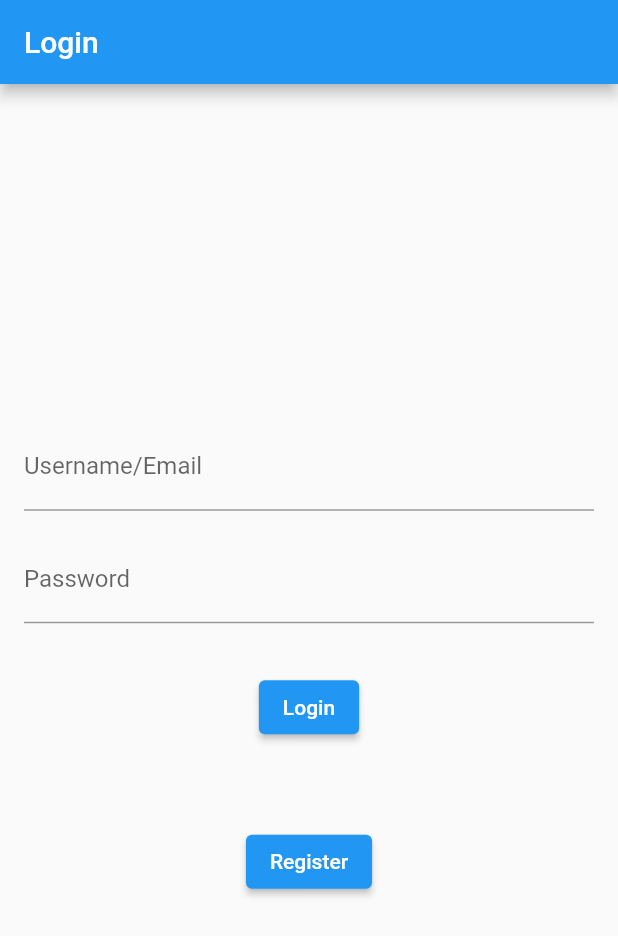
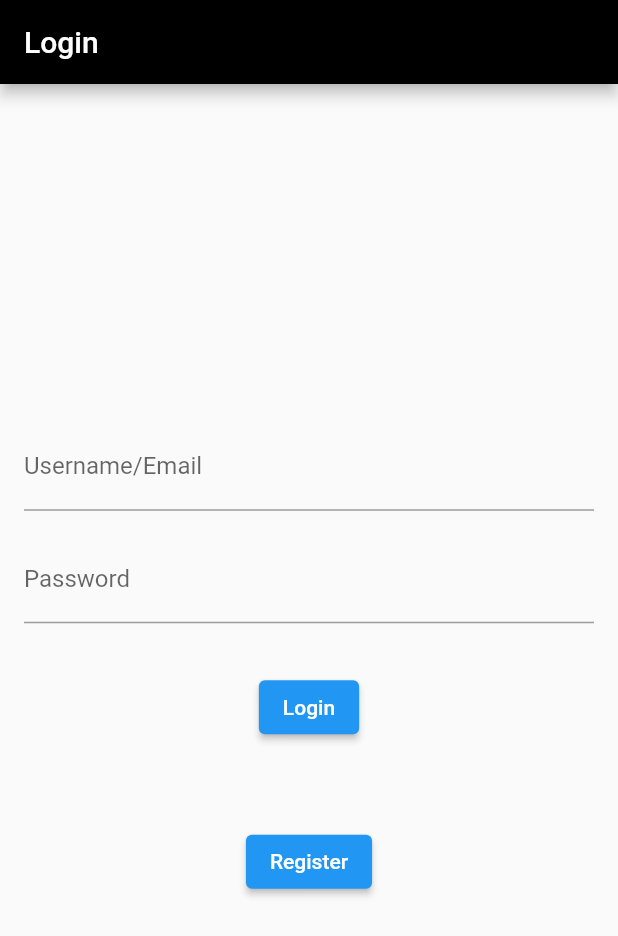
Before and after one commit to balzamas/waatea2, a Flutter app: the screen it shows after launch, after a tap on "Login", on a phone screen of 412 x 824 dp. Shown: the top 936 px of the screen. Run offline on Flutter 3.47's test engine with Material 2 defaults, Android fonts, the phone set to English and light mode, and no system bars; our stand-ins replace shared_preferences.

Commit message:
Color changes

```diff
--- a/client/waatea2_client/lib/globals.dart
+++ b/client/waatea2_client/lib/globals.dart
@@ -1,5 +1,5 @@
-const String URL_PREFIX = "http://localhost:8000";
-//const String URL_PREFIX = "https://new.waatea.vip";
+//const String URL_PREFIX = "http://localhost:8000";
+const String URL_PREFIX = "https://new.waatea.vip";
 late int playerId;
 late String seasonID;
 late String clubId;
--- a/client/waatea2_client/lib/main.dart
+++ b/client/waatea2_client/lib/main.dart
@@ -1,7 +1,6 @@
 import 'package:flutter/material.dart';
 
 import './screens/login.dart';
-import './screens/signup.dart';
 
 void main() => runApp(App());
 
@@ -10,6 +9,11 @@ class App extends StatelessWidget {
   Widget build(BuildContext context) {
     return MaterialApp(
       title: 'Waatea 2',
+      theme: ThemeData(
+        primarySwatch: Colors.blue,
+        appBarTheme: AppBarTheme(
+            iconTheme: IconThemeData(color: Colors.black), color: Colors.black),
+      ),
       initialRoute: '/',
       routes: {
         '/': (context) => LoginScreen(),
--- a/client/waatea2_client/lib/screens/login.dart
+++ b/client/waatea2_client/lib/screens/login.dart
@@ -74,8 +74,8 @@ class _LoginScreenState extends State<LoginScreen> {
           int userid = json.decode(response2.body)[0]['pk'];
 
           final response_currentseason = await http.get(
-              Uri.parse("${globals.URL_PREFIX}/api/currentseason/filter?club=" +
-                  clubid),
+              Uri.parse(
+                  "${globals.URL_PREFIX}/api/currentseason/filter?club=$clubid"),
               headers: {'Authorization': 'Token $token'});
 
           final items_currentseason = json
@@ -89,11 +89,14 @@ class _LoginScreenState extends State<LoginScreen> {
           String season = currentseason[0].season;
 
           // Navigate to the next screen (you can go to the home screen here)
+          globals.playerId = userid;
+          globals.clubId = clubid;
+          globals.seasonID = season;
+          globals.token = token;
           Navigator.pushReplacement(
             context,
             MaterialPageRoute(
-              builder: (context) =>
-                  MyHomePage(token, username, clubid, userid, season),
+              builder: (context) => MyHomePage(username),
             ),
           );
         }
--- a/client/waatea2_client/lib/screens/setattendance.dart
+++ b/client/waatea2_client/lib/screens/setattendance.dart
@@ -200,6 +200,8 @@ class SetAttendanceState extends State<SetAttendance> {
                       mainAxisAlignment: MainAxisAlignment.center,
                       children: [
                         ElevatedButton(
+                          style: ElevatedButton.styleFrom(
+                              backgroundColor: Colors.black),
                           onPressed: () {
                             setAttendance.state = 1;
                             state = 1;
@@ -214,6 +216,8 @@ class SetAttendanceState extends State<SetAttendance> {
                         ),
                         SizedBox(width: 20),
                         ElevatedButton(
+                          style: ElevatedButton.styleFrom(
+                              backgroundColor: Colors.black),
                           onPressed: () {
                             setAttendance.state = 2;
                             state = 2;
```
Also changed, not shown: client/waatea2_client/lib/helper.dart (added, +66 -0 lines), 4 other files.
